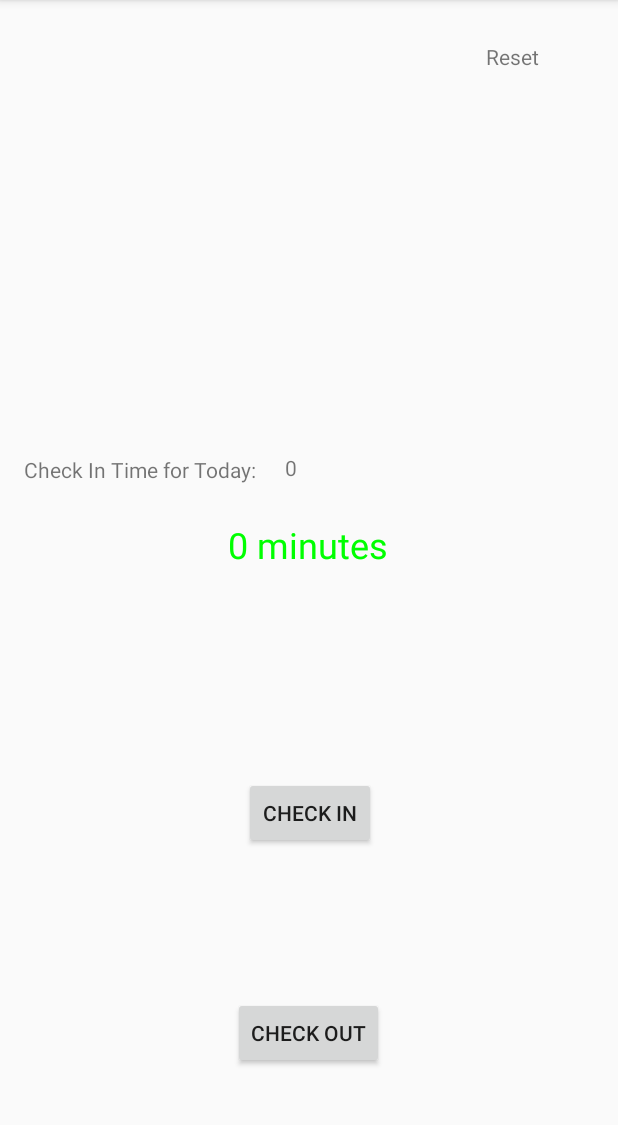
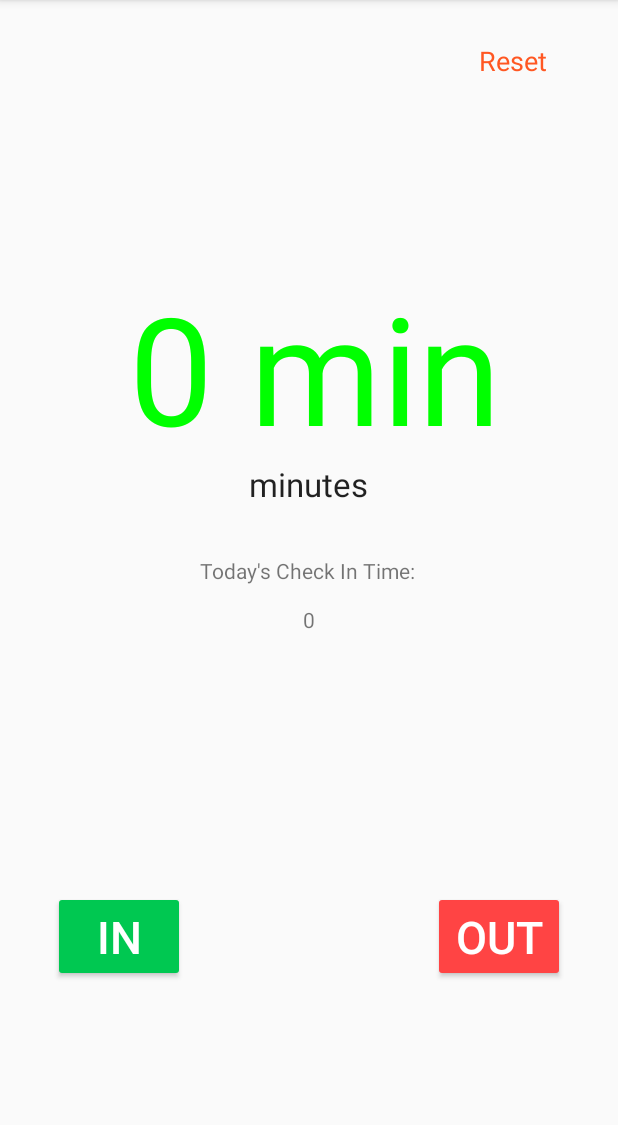
Before and after one commit to salmanrameli/timelogger-android, an Android app: the screen it shows after launch (MainActivity), on a phone screen of 412 x 824 dp, the part 84-1209 px from its top. Run offline under Robolectric (Android 15) with nearby library versions, the phone set to English and light mode, and no system bars.

Commit message:
update layout

```diff
--- a/app/src/main/res/layout/activity_main.xml
+++ b/app/src/main/res/layout/activity_main.xml
@@ -8,46 +8,43 @@
 
     <Button
         android:id="@+id/checkInButton"
+        style="@style/Widget.AppCompat.Button.Colored"
         android:layout_width="wrap_content"
         android:layout_height="wrap_content"
-        android:layout_marginStart="162dp"
-        android:layout_marginTop="44dp"
-        android:layout_marginEnd="161dp"
-        android:layout_marginBottom="16dp"
-        android:text="Check In"
-        app:layout_constraintBottom_toTopOf="@+id/checkOutButton"
-        app:layout_constraintEnd_toEndOf="parent"
-        app:layout_constraintStart_toStartOf="parent"
-        app:layout_constraintTop_toBottomOf="@+id/reservedTimeTextView" />
+        android:layout_marginStart="35dp"
+        android:layout_marginBottom="113dp"
+        android:backgroundTint="#00C851"
+        android:text="IN"
+        android:textSize="30sp"
+        app:layout_constraintBottom_toBottomOf="parent"
+        app:layout_constraintStart_toStartOf="parent" />
 
     <Button
         android:id="@+id/checkOutButton"
+        style="@style/Widget.AppCompat.Button.Colored"
         android:layout_width="wrap_content"
         android:layout_height="wrap_content"
-        android:layout_marginStart="162dp"
-        android:layout_marginTop="28dp"
-        android:layout_marginEnd="162dp"
-        android:text="Check Out"
+        android:layout_marginEnd="35dp"
+        android:layout_marginBottom="113dp"
+        android:backgroundTint="#ff4444"
+        android:text="OUT"
+        android:textSize="30sp"
         app:layout_constraintBottom_toBottomOf="parent"
-        app:layout_constraintEnd_toEndOf="parent"
-        app:layout_constraintHorizontal_bias="0.538"
-        app:layout_constraintStart_toStartOf="parent"
-        app:layout_constraintTop_toBottomOf="@+id/checkInButton" />
+        app:layout_constraintEnd_toEndOf="parent" />
 
     <TextView
         android:id="@+id/reservedTimeTextView"
-        android:layout_width="194dp"
-        android:layout_height="54dp"
-        android:layout_marginStart="108dp"
-        android:layout_marginTop="291dp"
-        android:layout_marginEnd="109dp"
-        android:layout_marginBottom="18dp"
+        android:layout_width="264dp"
+        android:layout_height="122dp"
+        android:layout_marginStart="77dp"
+        android:layout_marginTop="125dp"
+        android:layout_marginEnd="70dp"
+        android:text="--"
         android:textAlignment="center"
-        android:textSize="24sp"
-        app:layout_constraintBottom_toTopOf="@+id/checkInButton"
+        android:textSize="100sp"
         app:layout_constraintEnd_toEndOf="parent"
         app:layout_constraintStart_toStartOf="parent"
-        app:layout_constraintTop_toTopOf="parent" />
+        app:layout_constraintTop_toBottomOf="@+id/resetTextView" />
 
     <TextView
         android:id="@+id/resetTextView"
@@ -57,6 +54,8 @@
         android:layout_marginTop="28dp"
         android:layout_marginEnd="52dp"
         android:text="Reset"
+        android:textAppearance="@style/TextAppearance.AppCompat.Medium"
+        android:textColor="#FF5722"
         app:layout_constraintEnd_toEndOf="parent"
         app:layout_constraintStart_toStartOf="parent"
         app:layout_constraintTop_toTopOf="parent" />
@@ -65,19 +64,36 @@
         android:id="@+id/checkInTextView"
         android:layout_width="wrap_content"
         android:layout_height="wrap_content"
-        android:layout_marginStart="16dp"
-        android:layout_marginTop="303dp"
-        android:text="Check In Time for Today: "
+        android:layout_marginStart="132dp"
+        android:layout_marginTop="33dp"
+        android:layout_marginEnd="133dp"
+        android:text="Today's Check In Time:"
+        app:layout_constraintEnd_toEndOf="parent"
         app:layout_constraintStart_toStartOf="parent"
-        app:layout_constraintTop_toTopOf="parent" />
+        app:layout_constraintTop_toBottomOf="@+id/textViewMinutes" />
 
     <TextView
         android:id="@+id/checkInTimeTextView"
         android:layout_width="wrap_content"
         android:layout_height="wrap_content"
-        android:layout_marginStart="16dp"
-        android:layout_marginTop="302dp"
+        android:layout_marginStart="205dp"
+        android:layout_marginTop="403dp"
+        android:layout_marginEnd="206dp"
         android:textAlignment="center"
-        app:layout_constraintStart_toEndOf="@+id/checkInTextView"
+        app:layout_constraintEnd_toEndOf="parent"
+        app:layout_constraintStart_toStartOf="parent"
         app:layout_constraintTop_toTopOf="parent" />
+
+    <TextView
+        android:id="@+id/textViewMinutes"
+        android:layout_width="wrap_content"
+        android:layout_height="wrap_content"
+        android:layout_marginStart="165dp"
+        android:layout_marginTop="8dp"
+        android:layout_marginEnd="166dp"
+        android:text="minutes"
+        android:textAppearance="@style/TextAppearance.AppCompat.Large"
+        app:layout_constraintEnd_toEndOf="parent"
+        app:layout_constraintStart_toStartOf="parent"
+        app:layout_constraintTop_toBottomOf="@+id/reservedTimeTextView" />
 </androidx.constraintlayout.widget.ConstraintLayout>
```
